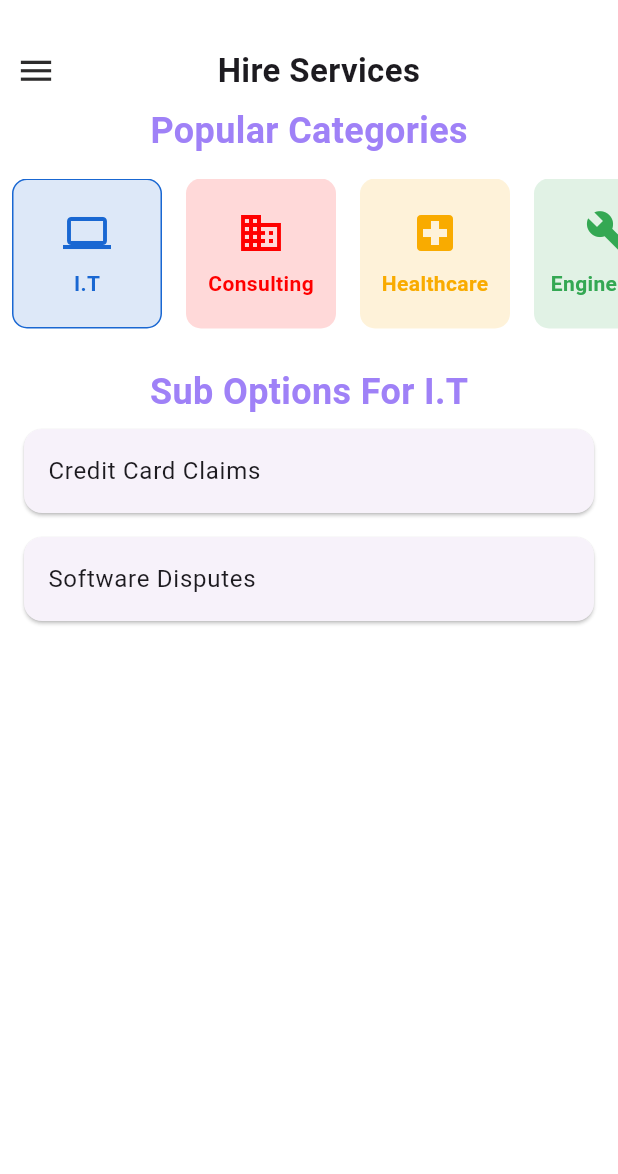
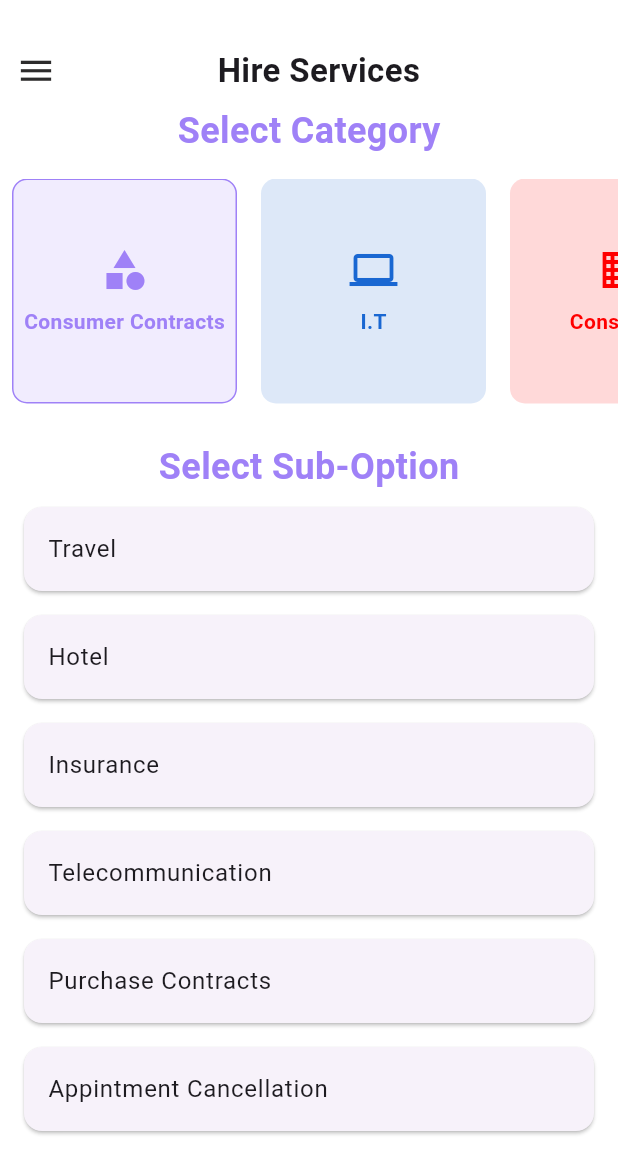
Before and after one commit to codexharoon/AuthDesignInFlutter, a Flutter app: the screen it shows once a user with an empty profile is signed in, on a phone screen of 412 x 824 dp. Shown: the top 1174 px of the screen. Run offline on Flutter 3.47's test engine with Material 3 defaults, Android fonts, the phone set to English and light mode, and no system bars; drawn by our look-alikes of flutter_slider_drawer; our stand-ins replace cloud_firestore, firebase_auth, firebase_core, google_sign_in; accounts and stored records are empty; Roboto replaces fonts that are missing (BalsamiqSans).

```diff
--- a/lib/Hire Services/hire_services.dart
+++ b/lib/Hire Services/hire_services.dart
@@ -1,4 +1,5 @@
 import 'package:flutter/material.dart';
+import 'package:law_app/Hire%20Services/form_page.dart';
 import 'package:law_app/Hire%20Services/sub_options_details.dart';
 import 'package:collection/collection.dart';
 
@@ -10,23 +11,30 @@ class HireServices extends StatefulWidget {
 }
 
 class _HireServicesState extends State<HireServices> {
-  String selectedCategory = "I.T";
+  String selectedCategory = "Consumer Contracts";
   String? selectedSubOption;
 
   final List<Category> categories = [
-    // Category(
-    //   backgroundColor: const Color.fromRGBO(159, 129, 247, 0.15),
-    //   labelColor: const Color.fromRGBO(159, 129, 247, 1.0),
-    //   icon: Icons.category,
-    //   title: 'All',
-    //   subOptions: ['General Law', 'All Cases'],
-    // ),
+    Category(
+      backgroundColor: const Color.fromRGBO(159, 129, 247, 0.15),
+      labelColor: const Color.fromRGBO(159, 129, 247, 1.0),
+      icon: Icons.category,
+      title: 'Consumer Contracts',
+      subOptions: [
+        'Travel',
+        'Hotel',
+        'Insurance',
+        'Telecommunication',
+        'Purchase Contracts',
+        'Appintment Cancellation',
+      ],
+    ),
     Category(
       backgroundColor: const Color.fromRGBO(25, 103, 210, 0.15),
       labelColor: const Color.fromRGBO(25, 103, 210, 1.0),
       icon: Icons.computer,
       title: 'I.T',
-      subOptions: ['Credit Card Claims', 'Software Disputes'],
+      subOptions: ['Immigration', 'Traffic issues'],
     ),
     Category(
       backgroundColor: const Color.fromRGBO(255, 0, 0, 0.15),
@@ -62,7 +70,7 @@ class _HireServicesState extends State<HireServices> {
         Padding(
           padding: const EdgeInsets.symmetric(horizontal: 8),
           child: Text(
-            'Popular Categories',
+            'Select Category',
             style: TextStyle(
               fontSize: 24,
               fontWeight: FontWeight.bold,
@@ -72,7 +80,7 @@ class _HireServicesState extends State<HireServices> {
         ),
         const SizedBox(height: 15),
         SizedBox(
-          height: 100, // Adjust height as needed
+          height: 150, // Adjust height as needed
           child: ListView.builder(
             scrollDirection: Axis.horizontal,
             itemCount: categories.length,
@@ -88,7 +96,7 @@ class _HireServicesState extends State<HireServices> {
                 },
                 child: Container(
                   margin: const EdgeInsets.symmetric(horizontal: 8),
-                  width: 100,
+                  width: 150,
                   decoration: BoxDecoration(
                     borderRadius: BorderRadius.circular(10),
                     color: cat.backgroundColor,
@@ -128,9 +136,10 @@ class _HireServicesState extends State<HireServices> {
               top: 25,
               left: 16,
               right: 16,
+              bottom: 2,
             ),
             child: Text(
-              'Sub Options For ${category.title}',
+              'Select Sub-Option',
               style: TextStyle(
                 fontSize: 24,
                 fontWeight: FontWeight.bold,
@@ -155,6 +164,15 @@ class _HireServicesState extends State<HireServices> {
                           builder: (context) => SubOptionDetail(
                             categoryTitle: category.title,
                             subOptionTitle: subOption,
+                            onPressed: () {
+                              Navigator.push(
+                                context,
+                                MaterialPageRoute(
+                                  builder: (context) =>
+                                      FormPage(title: subOption),
+                                ),
+                              );
+                            },
                           ),
                         ),
                       );
```
Also changed, not shown: lib/Hire Services/form_page.dart (added, +26 -0 lines), lib/Hire Services/sub_options_details.dart (+5 -3 lines), assets/images/detail.png (added).
